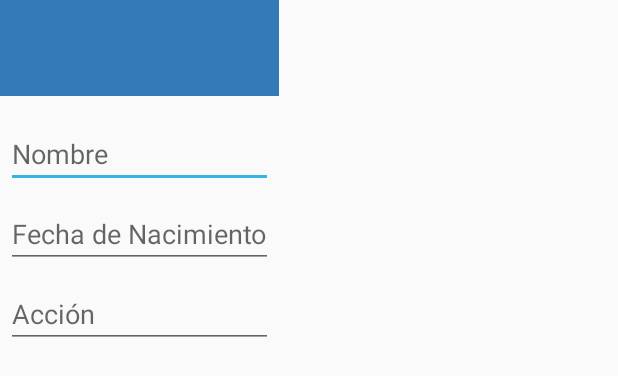
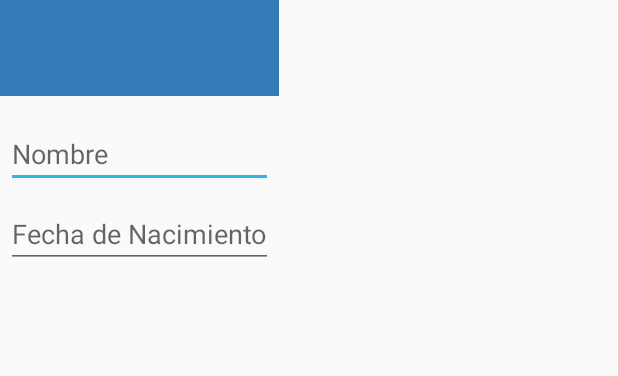
Before and after one commit to cmadrid/ActiveDad, an Android app: the layout dialog_add_child.xml on its own in the app's theme, with its tools: preview values and no code run, on a phone screen of 412 x 824 dp. Shown: the top 376 px of the screen. Run offline under Robolectric (Android 15) with nearby library versions, the phone set to English and light mode, and no system bars.

Commit message:
Cambio agregar hjos

```diff
--- a/app/src/main/res/layout/dialog_add_child.xml
+++ b/app/src/main/res/layout/dialog_add_child.xml
@@ -30,14 +30,4 @@
         android:layout_marginBottom="4dp"
         android:fontFamily="sans-serif"
         android:hint="@string/birthday"/>
-    <EditText
-        android:id="@+id/txtAction"
-        android:inputType="text"
-        android:layout_width="match_parent"
-        android:layout_height="wrap_content"
-        android:layout_marginTop="4dp"
-        android:layout_marginLeft="4dp"
-        android:layout_marginRight="4dp"
-        android:layout_marginBottom="16dp"
-        android:hint="@string/action" />
 </LinearLayout>
```
Also changed, not shown: app/src/main/java/ec/edu/espol/integradora/dadtime/ProfileSecondActivity.java (+36 -13 lines), app/src/main/res/layout-normal-hdpi/activity_profile_second.xml (+34 -0 lines).
